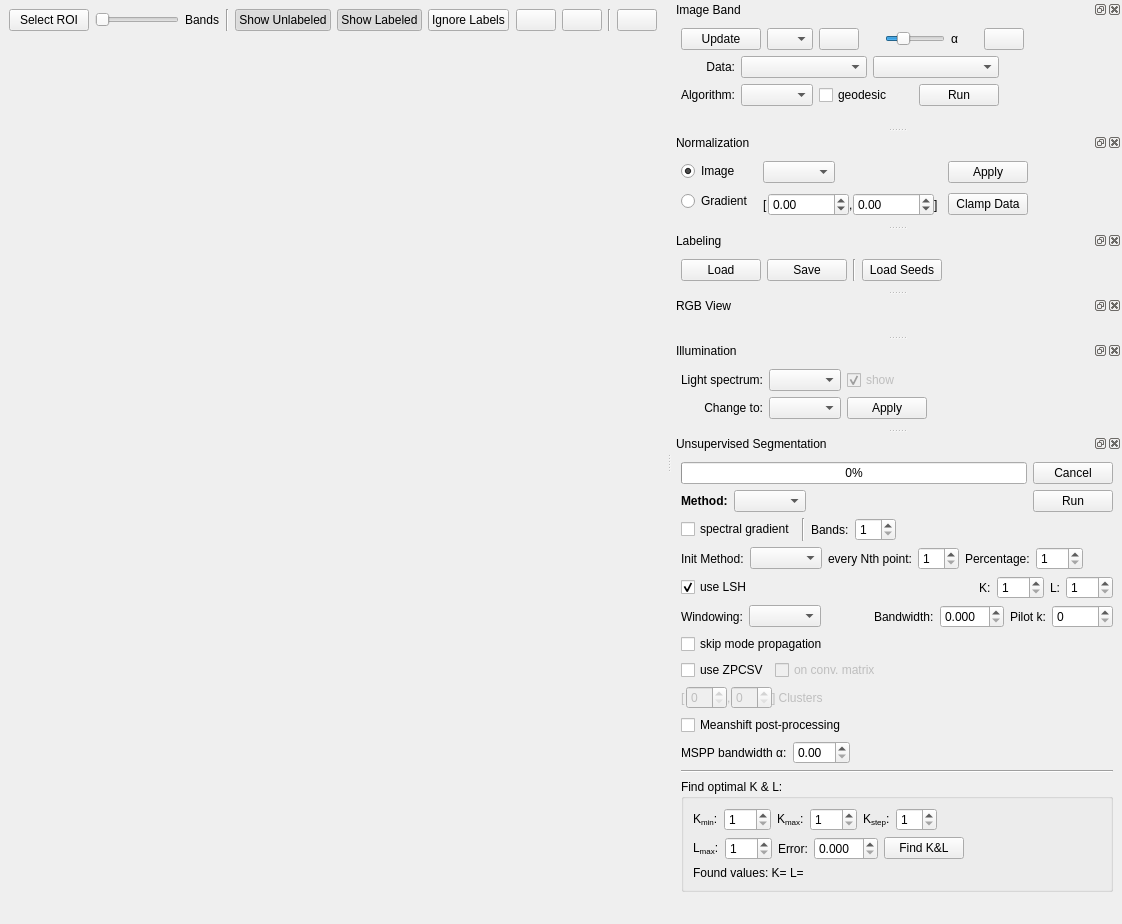
Before: the Qt Designer form gui/viewerwindow.ui in gerbilvis/gerbil, drawn with Qt 5.
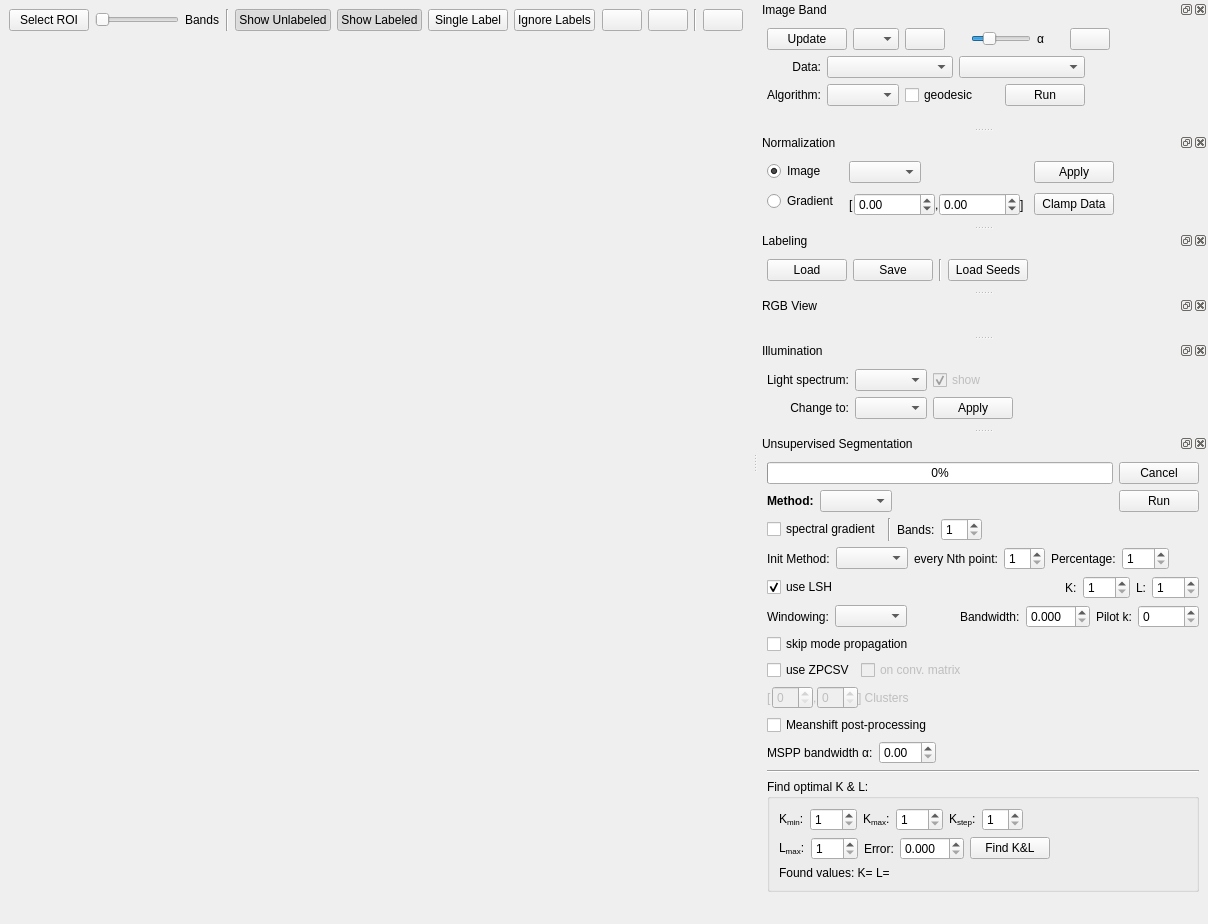
After: the same form once the commit is applied. The open tabs and pages were chosen to show the change. Icons and pictures are not drawn. Custom widgets are drawn as their Qt base class.

Commit message: implemented single label examination kinda hacked throughout the code

Patch:
```diff
--- a/gui/viewerwindow.ui
+++ b/gui/viewerwindow.ui
@@ -120,6 +120,20 @@
             </property>
            </widget>
           </item>
+          <item>
+           <widget class="QPushButton" name="singleButton">
+            <property name="toolTip">
+             <string>Show vectors of one label
+(hover over pixel in band view to select label)</string>
+            </property>
+            <property name="text">
+             <string>Single Label</string>
+            </property>
+            <property name="checkable">
+             <bool>true</bool>
+            </property>
+           </widget>
+          </item>
           <item>
            <widget class="QPushButton" name="ignoreButton">
             <property name="toolTip">
```
The commit also changes 5 other files.
